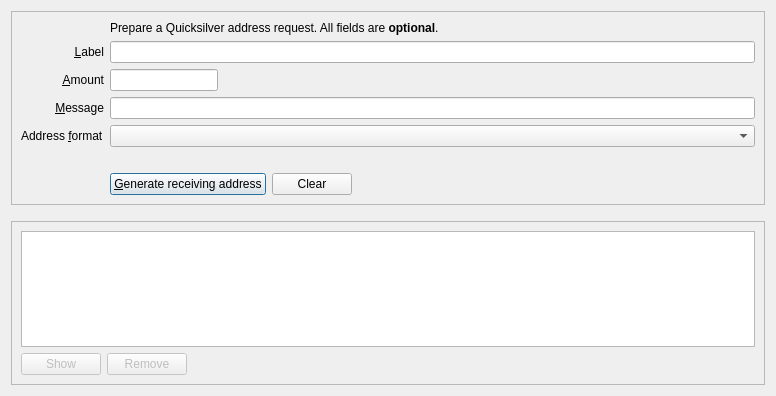
The window that src/qt/forms/receivecoinsdialog.ui (quicksilver-hg/quicksilver) describes before a commit, drawn with Qt 5.
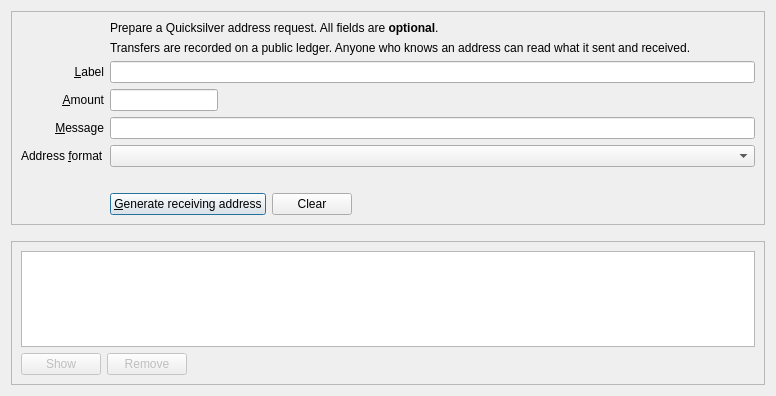
The same window after the commit. Icons and pictures are not drawn. Custom widgets are drawn as their Qt base class.

The edit to the form file:
```diff
--- a/src/qt/forms/receivecoinsdialog.ui
+++ b/src/qt/forms/receivecoinsdialog.ui
@@ -74,6 +74,16 @@
           </property>
          </widget>
         </item>
+        <item row="3" column="2">
+         <widget class="QLabel" name="labelPublicLedger">
+          <property name="text">
+           <string>Transfers are recorded on a public ledger. Anyone who knows an address can read what it sent and received.</string>
+          </property>
+          <property name="wordWrap">
+           <bool>true</bool>
+          </property>
+         </widget>
+        </item>
         <item row="4" column="0">
          <widget class="QLabel" name="label_2">
           <property name="toolTip">
```
